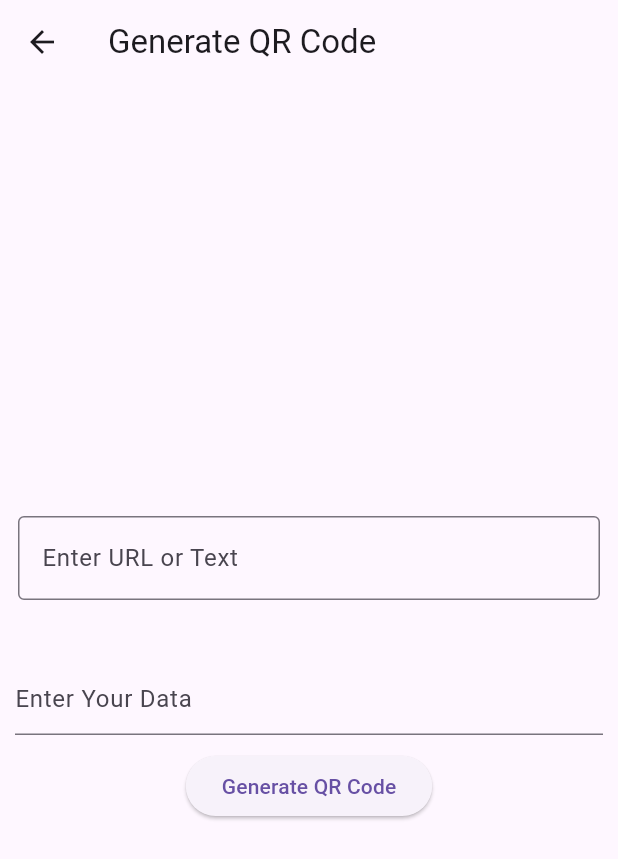
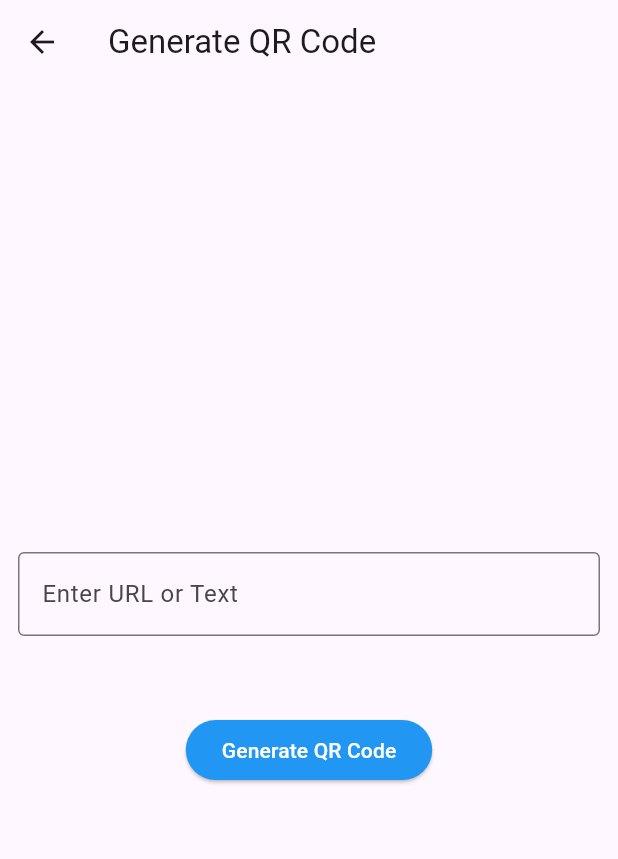
Before and after one commit to PRASHANTKUMAR-7/flutter, a Flutter app: the screen it shows after launch, after a tap on "Generate QR Code", on a phone screen of 412 x 824 dp. Shown: the top 859 px of the screen. Run offline on Flutter 3.47's test engine with Material 3 defaults, Android fonts, the phone set to English and light mode, and no system bars; our stand-ins replace qr_flutter; missing offline and left inert: flutter_barcode_scanner.

Commit message:
changes in ui(color) of button

```diff
--- a/practice/qr_code_scanner_generator/lib/generate_qr_code.dart
+++ b/practice/qr_code_scanner_generator/lib/generate_qr_code.dart
@@ -10,12 +10,18 @@ class GenerateQrCode extends StatefulWidget {
 
 class _GenerateQrCodeState extends State<GenerateQrCode> {
   TextEditingController urlController = TextEditingController();
+  // String qrData="";
 
-  @override
-  void dispose() {
-    urlController.dispose();   // ✅ Good practice
-    super.dispose();
-  }
+  // @override
+  // void dispose() {
+  //   urlController.dispose();   // ✅ Good practice
+  //   super.dispose();
+  // }
+  // void generateQr() {
+  //   setState(() {
+  //     qrData = urlController.text;   // update only on button click
+  //   });
+  // }
 
   @override
   Widget build(BuildContext context) {
@@ -37,9 +43,7 @@ class _GenerateQrCodeState extends State<GenerateQrCode> {
                     hintText: "Enter URL or Text",
                     border: OutlineInputBorder(),
                   ),
-                  onChanged: (value) {
-                    setState(() {});   // ✅ rebuild UI
-                  },
+
                 ),
               ),
 
@@ -53,17 +57,24 @@ class _GenerateQrCodeState extends State<GenerateQrCode> {
                 ),
 
               SizedBox(height: 10),
-              Container(
-                padding: EdgeInsets.only(left:10, right:10),
-                child:TextField(
-                  controller: urlController,
-                  decoration: InputDecoration(
-                    hintText: 'Enter Your Data'
-                  ),
+              // Container(
+              //   padding: EdgeInsets.only(left:10, right:10),
+              //   child:TextField(
+              //     controller: urlController,
+              //     decoration: InputDecoration(
+              //       hintText: 'Enter Your Data'
+              //     ),
+              //   ),
+              // ),
+              SizedBox(height:10,),
+              ElevatedButton(
+                style: ElevatedButton.styleFrom(
+                  backgroundColor: Colors.blue,
+                  foregroundColor: Colors.white,
                 ),
-              ),
-              SizedBox(height:10,),
-              ElevatedButton(onPressed:(){}, child:Text('Generate QR Code')),
+                onPressed:(){setState(() {
+
+              });}, child:Text('Generate QR Code')),
             ],
           ),
       ),
--- a/practice/qr_code_scanner_generator/lib/main.dart
+++ b/practice/qr_code_scanner_generator/lib/main.dart
@@ -36,13 +36,23 @@ class _HomePageState extends State<HomePage> {
         child: Column(
           mainAxisAlignment: MainAxisAlignment.center,
           children: [
-            ElevatedButton(onPressed:(){
+            ElevatedButton(
+              style: ElevatedButton.styleFrom(
+                  backgroundColor: Colors.blue,
+                  foregroundColor: Colors.white,
+                ),
+                onPressed:(){
               setState(() {
                 Navigator.of(context).push(MaterialPageRoute(builder: (context)=>ScanQrCode()));
               });
             }, child: Text('Scan Qr Code')),
             SizedBox(height: 40,),
-            ElevatedButton(onPressed: (){
+            ElevatedButton(
+              style: ElevatedButton.styleFrom(
+                  backgroundColor: Colors.blue,
+                  foregroundColor: Colors.white,
+                ),
+                onPressed: (){
               setState(() {
                 Navigator.of(context).push(MaterialPageRoute(builder: (context)=>GenerateQrCode()));
               });
```
Also changed, not shown: practice/qr_code_scanner_generator/lib/scan_qr_code.dart (+6 -1 lines).
